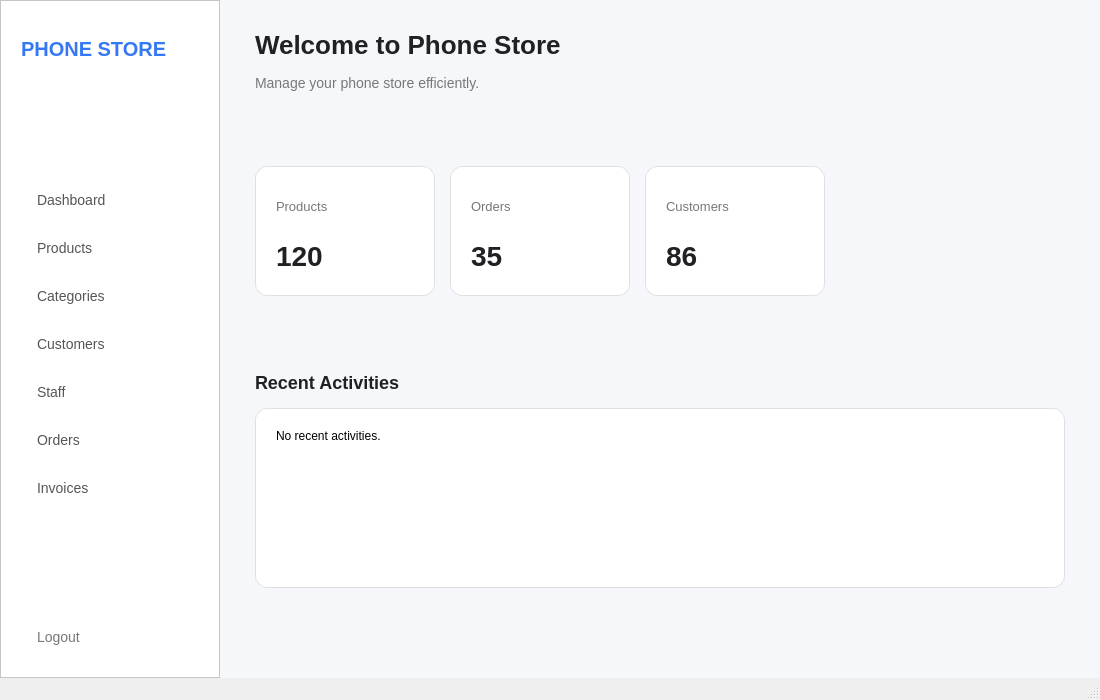
Above: gui/windows/dashboardwindow.ui from nuibof/PhoneStoreManagement before the change. Below: the same form after it.
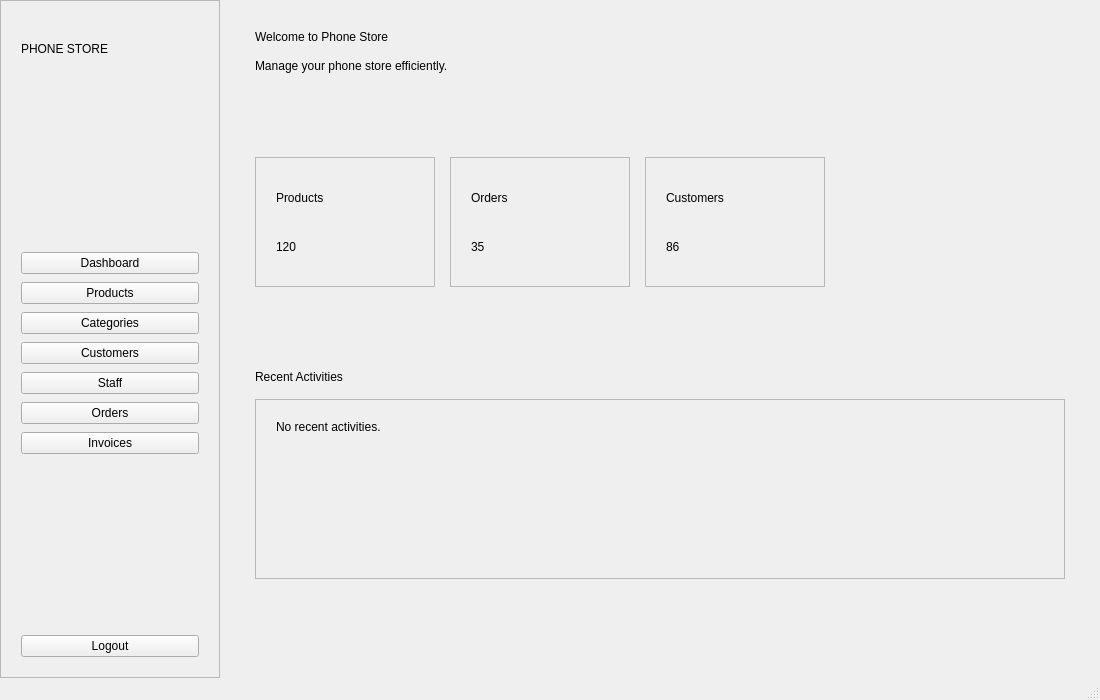
That is the form after the change.

Diff of the .ui file:
```diff
--- a/gui/windows/dashboardwindow.ui
+++ b/gui/windows/dashboardwindow.ui
@@ -21,138 +21,6 @@
         </property>
 
         <widget class="QWidget" name="centralwidget">
-            <property name="styleSheet">
-                <string notr="true">
-                    QWidget#centralwidget {
-                    background-color: #F5F7FA;
-                    }
-
-                    QFrame#sideBar {
-                    background-color: #FFFFFF;
-                    border-right: 1px solid #E0E0E0;
-                    }
-
-                    QLabel#lblLogo {
-                    color: #3478F6;
-                    font-size: 20px;
-                    font-weight: bold;
-                    }
-
-                    /* ===== SIDEBAR BUTTONS ===== */
-
-                    QPushButton {
-                    text-align: left;
-                    background-color: transparent;
-                    color: #555555;
-                    border: none;
-                    border-radius: 8px;
-                    padding: 12px 16px;
-                    font-size: 14px;
-                    }
-
-                    QPushButton:hover {
-                    background-color: #F0F4FF;
-                    color: #3478F6;
-                    }
-
-                    /* Button đang được chọn */
-                    QPushButton[active="true"] {
-                    background-color: #EAF1FF;
-                    color: #3478F6;
-                    font-weight: bold;
-                    }
-
-                    QPushButton[active="true"]:hover {
-                    background-color: #EAF1FF;
-                    color: #3478F6;
-                    }
-
-                    /* Logout */
-                    QPushButton#btnLogout {
-                    color: #777777;
-                    }
-
-                    QPushButton#btnLogout:hover {
-                    background-color: #FFF1F1;
-                    color: #D93025;
-                    }
-
-                    /* ===== DASHBOARD ===== */
-
-                    QLabel#lblWelcome {
-                    color: #202124;
-                    font-size: 26px;
-                    font-weight: bold;
-                    }
-
-                    QLabel#lblSubtitle {
-                    color: #777777;
-                    font-size: 14px;
-                    }
-
-                    /* ===== STAT CARDS ===== */
-
-                    QFrame#cardProducts,
-                    QFrame#cardOrders,
-                    QFrame#cardCustomers {
-                    background-color: #FFFFFF;
-                    border: 1px solid #E0E0E0;
-                    border-radius: 12px;
-                    }
-
-                    QLabel#productsTitle,
-                    QLabel#ordersTitle,
-                    QLabel#customersTitle {
-                    color: #777777;
-                    font-size: 13px;
-                    }
-
-                    QLabel#productsValue,
-                    QLabel#ordersValue,
-                    QLabel#customersValue {
-                    color: #202124;
-                    font-size: 28px;
-                    font-weight: bold;
-                    }
-
-                    /* ===== RECENT ===== */
-
-                    QLabel#lblRecent {
-                    color: #202124;
-                    font-size: 18px;
-                    font-weight: bold;
-                    }
-
-                    QFrame#recentCard {
-                    background-color: #FFFFFF;
-                    border: 1px solid #E0E0E0;
-                    border-radius: 12px;
-                    }
-
-                    /* ===== OTHER PAGES ===== */
-
-                    QLabel#productsPageTitle,
-                    QLabel#categoriesPageTitle,
-                    QLabel#customersPageTitle,
-                    QLabel#staffPageTitle,
-                    QLabel#ordersPageTitle,
-                    QLabel#invoicesPageTitle {
-                    color: #202124;
-                    font-size: 26px;
-                    font-weight: bold;
-                    }
-
-                    QLabel#productsPageDescription,
-                    QLabel#categoriesPageDescription,
-                    QLabel#customersPageDescription,
-                    QLabel#staffPageDescription,
-                    QLabel#ordersPageDescription,
-                    QLabel#invoicesPageDescription {
-                    color: #777777;
-                    font-size: 14px;
-                    }
-                </string>
-            </property>
 
             <layout class="QHBoxLayout" name="horizontalLayout">
                 <property name="spacing">
```
